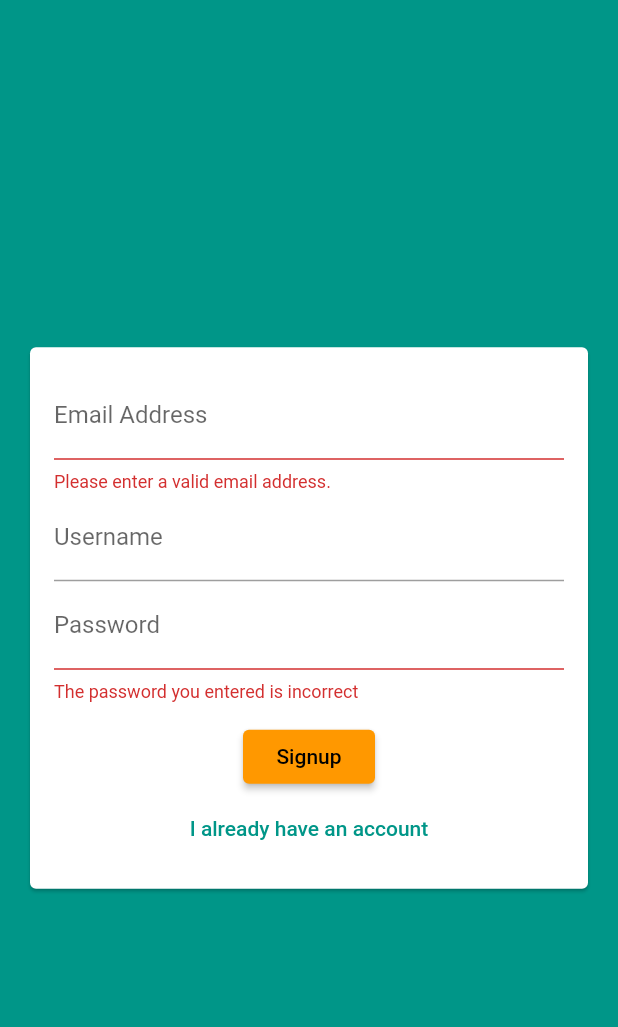
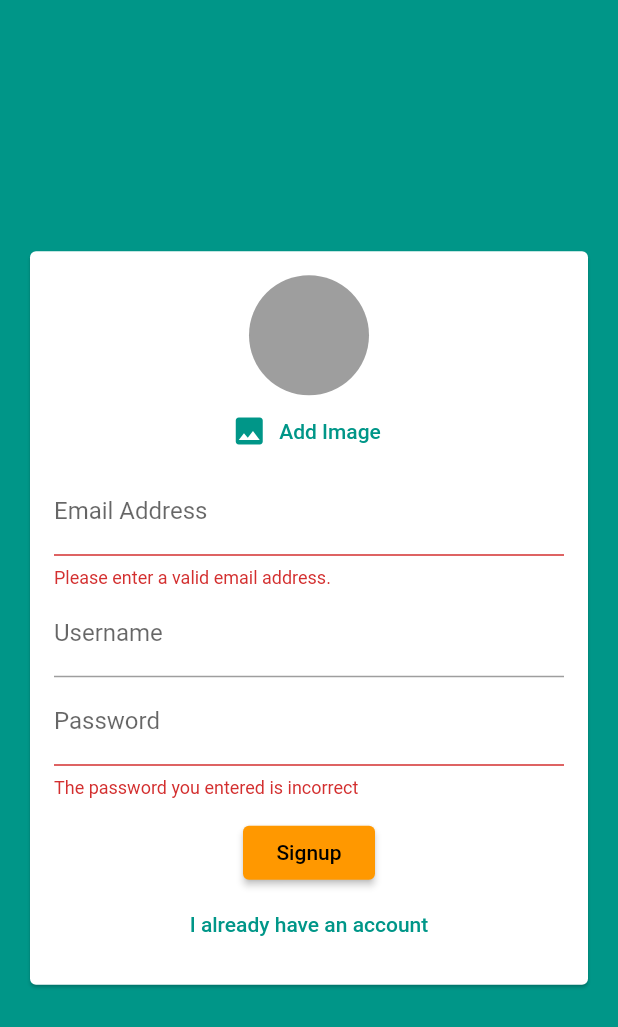
Before and after one commit to MBanawa/firebase_chat_app, a Flutter app: the screen it shows after launch, after a tap on "Login", after a tap on "Create new account", on a phone screen of 412 x 824 dp. Shown: the top 1027 px of the screen. Run offline on Flutter 3.47's test engine with Material 2 defaults, Android fonts, the phone set to English and light mode, and no system bars; our stand-ins replace cloud_firestore, firebase_auth, firebase_core, firebase_storage, image_picker; accounts and stored records are empty.

Commit message:
add image picker and image upload to fibase storage

```diff
--- a/lib/screens/auth_screen.dart
+++ b/lib/screens/auth_screen.dart
@@ -1,5 +1,8 @@
+import 'dart:io';
+
 import 'package:cloud_firestore/cloud_firestore.dart';
 import 'package:firebase_auth/firebase_auth.dart';
+import 'package:firebase_storage/firebase_storage.dart';
 import 'package:flutter/material.dart';
 
 import 'package:firebase_chat_app/widgets/auth/auth_form.dart';
@@ -18,6 +21,7 @@ class _AuthScreenState extends State<AuthScreen> {
     String email,
     String password,
     String username,
+    File image,
     bool isLogin,
     BuildContext context,
   ) async {
@@ -31,7 +35,17 @@ class _AuthScreenState extends State<AuthScreen> {
             email: email, password: password);
       } else {
         authResult = await _auth.createUserWithEmailAndPassword(
-            email: email, password: password);
+          email: email,
+          password: password,
+        );
+
+        final ref = FirebaseStorage.instance
+            .ref()
+            .child('user_image')
+            .child(authResult.user.uid + '.jpg');
+
+        await ref.putFile(image);
+
         await FirebaseFirestore.instance
             .collection('users')
             .doc(authResult.user.uid)
--- a/lib/widgets/auth/auth_form.dart
+++ b/lib/widgets/auth/auth_form.dart
@@ -1,3 +1,6 @@
+import 'dart:io';
+
+import 'package:firebase_chat_app/widgets/pickers/user_image_picker.dart';
 import 'package:flutter/material.dart';
 
 class AuthForm extends StatefulWidget {
@@ -5,6 +8,7 @@ class AuthForm extends StatefulWidget {
     String email,
     String password,
     String username,
+    File image,
     bool isLogin,
     BuildContext ctx,
   ) submitFn;
@@ -25,10 +29,23 @@ class _AuthFormState extends State<AuthForm> {
   String _userEmail = '';
   String _userName = '';
   String _userPassword = '';
+  File _userImageFile;
+
+  void _pickedImage(File image) {
+    _userImageFile = image;
+  }
 
   void _trySubmit() {
     final isValid = _formKey.currentState.validate();
     FocusScope.of(context).unfocus();
+
+    if (_userImageFile == null && !_isLogin) {
+      Scaffold.of(context).showSnackBar(SnackBar(
+        content: Text('Please pick an image'),
+        backgroundColor: Theme.of(context).errorColor,
+      ));
+      return;
+    }
 
     if (isValid) {
       _formKey.currentState.save();
@@ -36,6 +53,7 @@ class _AuthFormState extends State<AuthForm> {
         _userEmail.trim(),
         _userPassword.trim(),
         _userName.trim(),
+        _userImageFile,
         _isLogin,
         context,
       );
@@ -56,6 +74,7 @@ class _AuthFormState extends State<AuthForm> {
               child: Column(
                 mainAxisSize: MainAxisSize.min,
                 children: <Widget>[
+                  if (!_isLogin) UserImagePicker(_pickedImage),
                   TextFormField(
                     key: ValueKey('email'),
                     onSaved: (newValue) {
--- /dev/null
+++ b/lib/widgets/pickers/user_image_picker.dart
@@ -0,0 +1,50 @@
+import 'package:flutter/material.dart';
+import 'package:image_picker/image_picker.dart';
+import 'dart:io';
+
+class UserImagePicker extends StatefulWidget {
+  final void Function(File pickedImage) imagePickFn;
+
+  UserImagePicker(this.imagePickFn);
+
+  @override
+  _UserImagePickerState createState() => _UserImagePickerState();
+}
+
+class _UserImagePickerState extends State<UserImagePicker> {
+  File _pickedImage;
+
+  void _pickImage() async {
+    final picker = ImagePicker();
+    final pickedImage = await picker.getImage(
+      source: ImageSource.camera,
+      imageQuality: 50,
+      maxWidth: 150,
+    );
+    final pickedImageFile = File(pickedImage.path);
+    setState(() {
+      _pickedImage = pickedImageFile;
+    });
+    widget.imagePickFn(pickedImageFile);
+  }
+
+  @override
+  Widget build(BuildContext context) {
+    return Column(
+      children: [
+        CircleAvatar(
+          radius: 40.0,
+          backgroundColor: Colors.grey,
+          backgroundImage:
+              _pickedImage != null ? FileImage(_pickedImage) : null,
+        ),
+        FlatButton.icon(
+          onPressed: _pickImage,
+          icon: Icon(Icons.image),
+          label: Text('Add Image'),
+          textColor: Theme.of(context).primaryColor,
+        ),
+      ],
+    );
+  }
+}
--- a/pubspec.yaml
+++ b/pubspec.yaml
@@ -31,6 +31,9 @@ dependencies:
   cloud_firestore: ^0.14.4
   firebase_core: ^0.5.3
   firebase_auth: ^0.18.4+1
+  firebase_storage: ^5.2.0
+  image_picker: ^0.6.7+15
+
 
 dev_dependencies:
   flutter_test:
```
Also changed, not shown: lib/widgets/chat/message_bubble.dart (+9 -3 lines), pubspec.lock.
